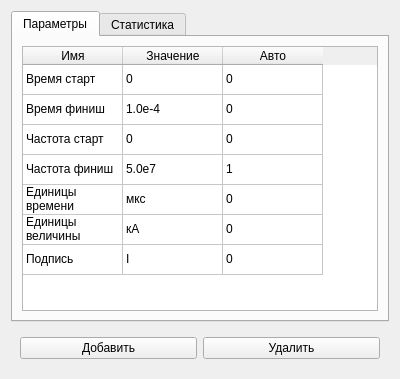
Above: ui/diagnosticpage.ui from Asmedyanov/SignalViewer_GunTeam before the change. Below: the same form after it.
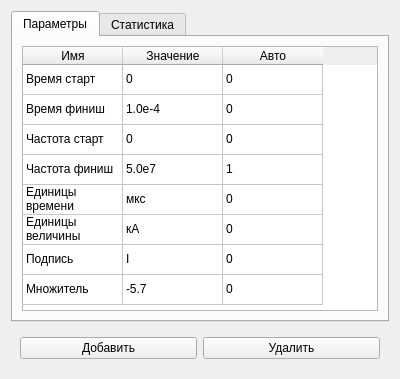
That is the form after the change.

Diff of the .ui file:
```diff
--- a/ui/diagnosticpage.ui
+++ b/ui/diagnosticpage.ui
@@ -74,6 +74,11 @@
                <string>6</string>
               </property>
              </row>
+             <row>
+              <property name="text">
+               <string>7</string>
+              </property>
+             </row>
              <column>
               <property name="text">
                <string>Имя</string>
@@ -194,6 +199,21 @@
                <string>0</string>
               </property>
              </item>
+             <item row="7" column="0">
+              <property name="text">
+               <string>Множитель</string>
+              </property>
+             </item>
+             <item row="7" column="1">
+              <property name="text">
+               <string>-5.7</string>
+              </property>
+             </item>
+             <item row="7" column="2">
+              <property name="text">
+               <string>0</string>
+              </property>
+             </item>
             </widget>
            </item>
           </layout>
```
Left out of the diff: 15 changed lines with no effect on the pictures.
